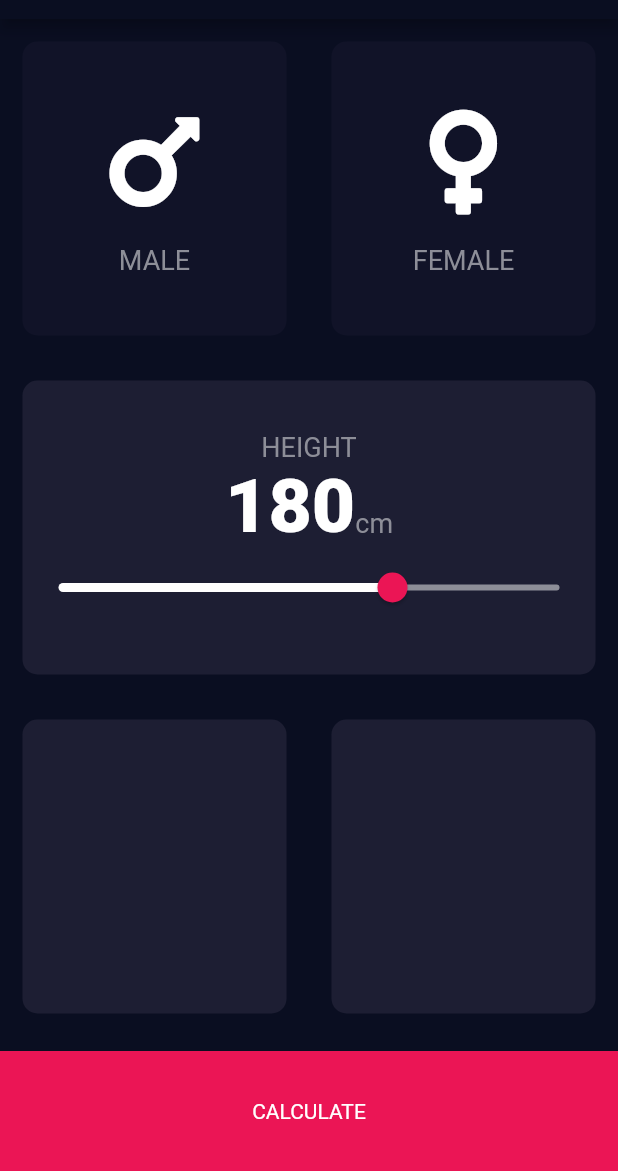
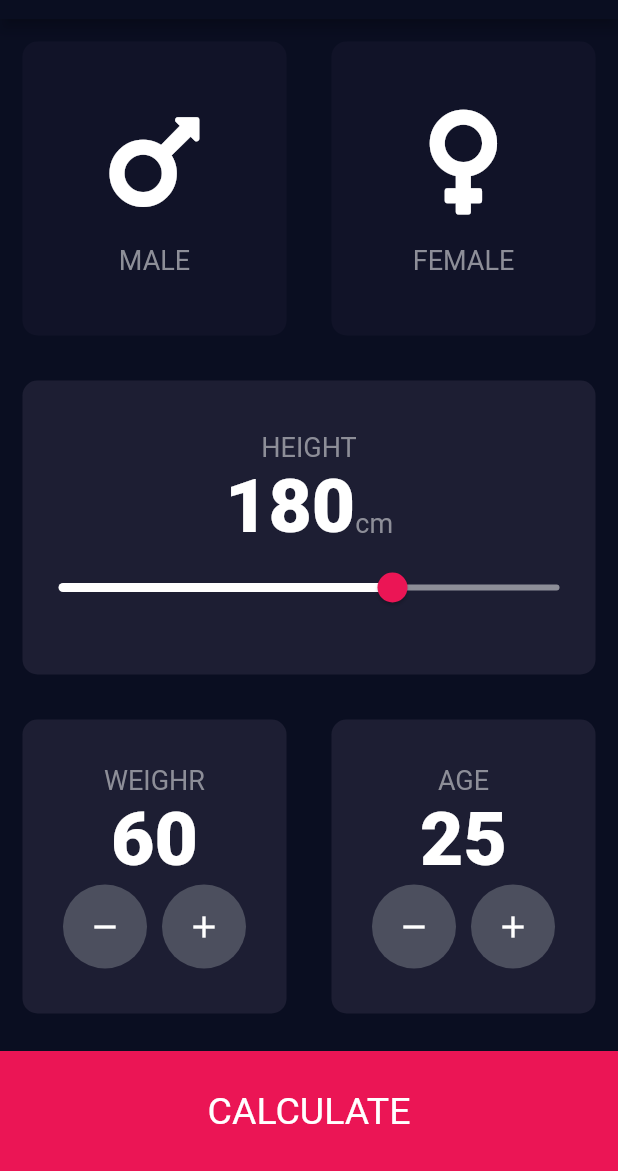
Before and after one commit to seidlmatus/flutter-BMI, a Flutter app: the screen it shows after launch, on a phone screen of 412 x 824 dp, the part 65-1236 px from its top. Run offline on Flutter 3.47's test engine with Material 2 defaults, Android fonts, the phone set to English and light mode, and no system bars; our stand-ins replace font_awesome_flutter.

Commit message:
custom btn finish UI for input page

```diff
--- a/lib/constants.dart
+++ b/lib/constants.dart
@@ -10,6 +10,11 @@ const kLabelTextStyle = TextStyle(
   color: Color(0xFF8D8E98),
 );
 
+const kBtnTextStyle = TextStyle(
+  fontSize: 25.0,
+  color: Colors.white,
+);
+
 const kNumberTextStyle = TextStyle(
   fontSize: 50.0,
   fontWeight: FontWeight.w900,
--- /dev/null
+++ b/lib/custom_btn.dart
@@ -0,0 +1,23 @@
+import 'package:flutter/material.dart';
+
+class RoundIconButton extends StatelessWidget {
+  final IconData icon;
+  final Function onPress;
+
+  const RoundIconButton({this.icon, this.onPress});
+
+  @override
+  Widget build(BuildContext context) {
+    return RawMaterialButton(
+      child: Icon(icon),
+      onPressed: onPress,
+      elevation: 0.0,
+      constraints: BoxConstraints.tightFor(
+        width: 56.0,
+        height: 56.0,
+      ),
+      shape: CircleBorder(),
+      fillColor: Color(0xFF4C4F5E),
+    );
+  }
+}
--- a/lib/input_page.dart
+++ b/lib/input_page.dart
@@ -1,8 +1,10 @@
 import 'package:bmicalculator/reusable_card.dart';
+import 'package:flutter/cupertino.dart';
 import 'package:flutter/material.dart';
 import 'package:font_awesome_flutter/font_awesome_flutter.dart';
 
 import 'constants.dart';
+import 'custom_btn.dart';
 import 'icon_content.dart';
 
 enum Gender {
@@ -20,6 +22,8 @@ class _InputPageState extends State<InputPage> {
   Color femaleCardColour = kInactiveCardColor;
   Gender selectedGender;
   int height = 180;
+  int weight = 60;
+  int age = 25;
 
   @override
   Widget build(BuildContext context) {
@@ -88,12 +92,11 @@ class _InputPageState extends State<InputPage> {
                   ),
                   SliderTheme(
                     data: SliderTheme.of(context).copyWith(
-                      activeTrackColor:Colors.white ,
-                      thumbColor: Color(0xFFEB1555),
-                      overlayColor: Color(0x29EB1555),
-                      thumbShape: RoundSliderThumbShape( ),
-                      overlayShape: RoundSliderOverlayShape()
-                    ),
+                        activeTrackColor: Colors.white,
+                        thumbColor: Color(0xFFEB1555),
+                        overlayColor: Color(0x29EB1555),
+                        thumbShape: RoundSliderThumbShape(),
+                        overlayShape: RoundSliderOverlayShape()),
                     child: Slider(
                       value: height.toDouble(),
                       min: 100.0,
@@ -114,11 +117,69 @@ class _InputPageState extends State<InputPage> {
                 Expanded(
                   child: ReusableCard(
                     colour: kActiveCardColor,
+                    cardChild: Column(
+                      mainAxisAlignment: MainAxisAlignment.center,
+                      children: [
+                        Text(
+                          'WEIGHR',
+                          style: kLabelTextStyle,
+                        ),
+                        Text(
+                          weight.toString(),
+                          style: kNumberTextStyle,
+                        ),
+                        Row(
+                          mainAxisAlignment: MainAxisAlignment.center,
+                          children: [
+                            RoundIconButton(
+                              icon: Icons.remove,
+                              onPress: () => setState(() => weight--),
+                            ),
+                            SizedBox(
+                              width: 10.0,
+                            ),
+                            RoundIconButton(
+                              icon: Icons.add,
+                              onPress: () => setState(() => weight++),
+                            ),
+                          ],
+                        ),
+                      ],
+                    ),
                   ),
                 ),
                 Expanded(
                   child: ReusableCard(
                     colour: kActiveCardColor,
+                    cardChild: Column(
+                      mainAxisAlignment: MainAxisAlignment.center,
+                      children: [
+                        Text(
+                          'AGE',
+                          style: kLabelTextStyle,
+                        ),
+                        Text(
+                          age.toString(),
+                          style: kNumberTextStyle,
+                        ),
+                        Row(
+                          mainAxisAlignment: MainAxisAlignment.center,
+                          children: [
+                            RoundIconButton(
+                              icon: Icons.remove,
+                              onPress: () => setState(() => age--),
+                            ),
+                            SizedBox(
+                              width: 10.0,
+                            ),
+                            RoundIconButton(
+                              icon: Icons.add,
+                              onPress: () => setState(() => age++),
+                            ),
+                          ],
+                        ),
+                      ],
+                    ),
                   ),
                 ),
               ],
@@ -130,7 +191,7 @@ class _InputPageState extends State<InputPage> {
             width: double.infinity,
             height: kBottomContainerHeight,
             child: Center(
-              child: Text('CALCULATE'),
+              child: Text('CALCULATE', style: kBtnTextStyle,),
             ),
           )
         ],
```
